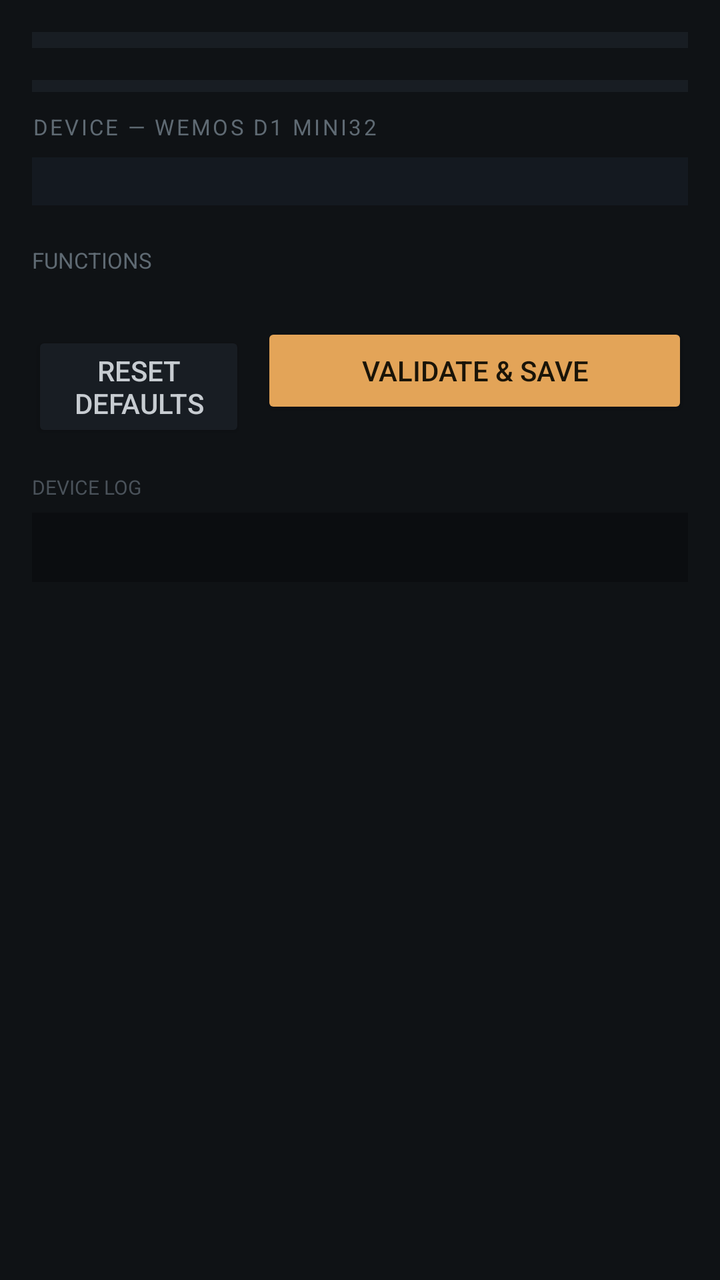
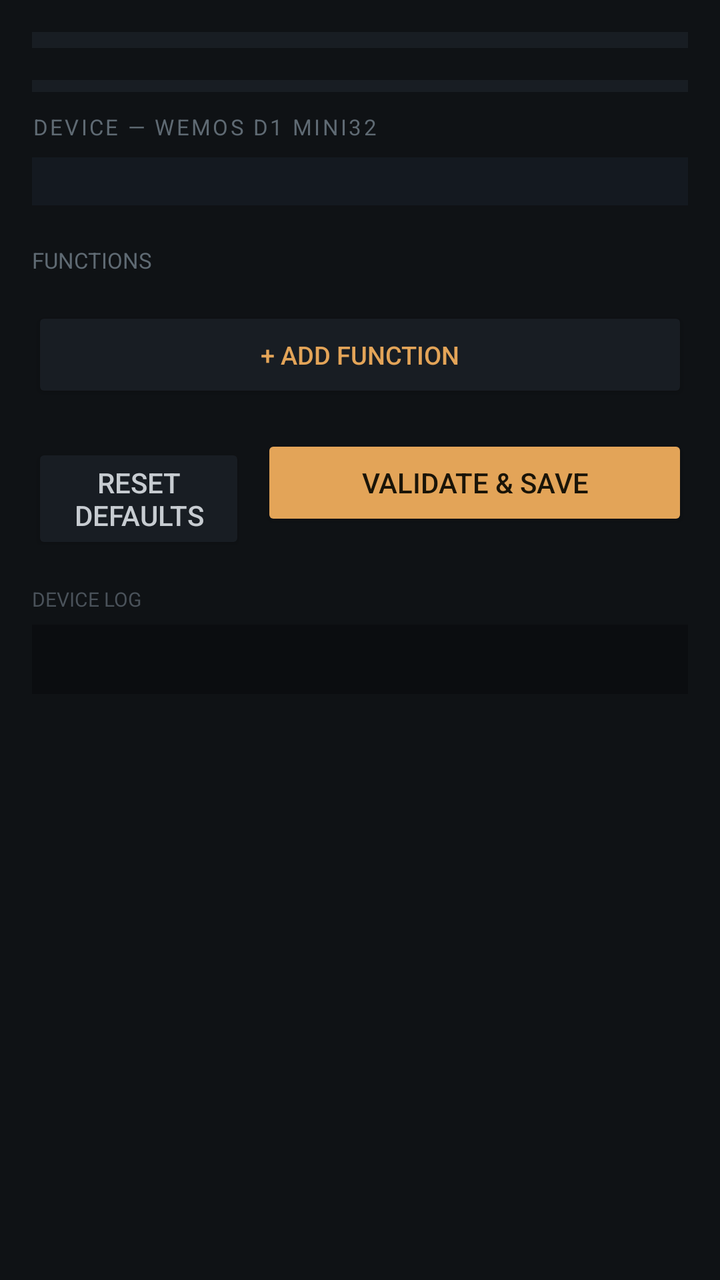

Screens rendered from an Android XML layout before and after an edit, with the pre-edit source and the edit as a unified diff.
<!-- AndroidManifest.xml: application theme Theme.ESPad32Controller -->
<!-- res/layout/activity_pin_mapper.xml -->
<?xml version="1.0" encoding="utf-8"?>
<ScrollView xmlns:android="http://schemas.android.com/apk/res/android"
    xmlns:app="http://schemas.android.com/apk/res-auto"
    android:layout_width="match_parent"
    android:layout_height="match_parent"
    android:background="#0F1215">

    <LinearLayout
        android:layout_width="match_parent"
        android:layout_height="wrap_content"
        android:orientation="vertical"
        android:padding="16dp">

        
        <LinearLayout
            android:id="@+id/profileTabContainer"
            android:layout_width="match_parent"
            android:layout_height="wrap_content"
            android:orientation="horizontal"
            android:background="#181D23"
            android:padding="4dp"
            android:layout_marginBottom="16dp" />

        
        <LinearLayout
            android:id="@+id/boardTabContainer"
            android:layout_width="match_parent"
            android:layout_height="wrap_content"
            android:orientation="horizontal"
            android:background="#181D23"
            android:padding="3dp"
            android:layout_marginBottom="10dp" />

        <TextView
            android:id="@+id/boardSectionLabel"
            android:layout_width="wrap_content"
            android:layout_height="wrap_content"
            android:text="DEVICE — WEMOS D1 MINI32"
            android:textColor="#5F6A73"
            android:textSize="11sp"
            android:letterSpacing="0.1"
            android:layout_marginBottom="8dp" />

        <LinearLayout
            android:id="@+id/boardContainer"
            android:layout_width="match_parent"
            android:layout_height="wrap_content"
            android:orientation="horizontal"
            android:background="#141920"
            android:padding="12dp" />

        
        <TextView
            android:id="@+id/roleSectionLabel"
            android:layout_width="wrap_content"
            android:layout_height="wrap_content"
            android:text="FUNCTIONS"
            android:textColor="#5F6A73"
            android:textSize="11sp"
            android:layout_marginTop="20dp"
            android:layout_marginBottom="8dp" />

        <LinearLayout
            android:id="@+id/roleContainer"
            android:layout_width="match_parent"
            android:layout_height="wrap_content"
            android:orientation="vertical" />

        
        <LinearLayout
            android:layout_width="match_parent"
            android:layout_height="wrap_content"
            android:orientation="horizontal"
            android:layout_marginTop="16dp">

            <Button
                android:id="@+id/resetButton"
                android:layout_width="0dp"
                android:layout_height="wrap_content"
                android:layout_weight="1"
                android:text="Reset defaults"
                android:backgroundTint="#181D23"
                android:textColor="#C7CCD1"
                android:layout_marginEnd="8dp" />

            <Button
                android:id="@+id/saveButton"
                android:layout_width="0dp"
                android:layout_height="wrap_content"
                android:layout_weight="2"
                android:text="Validate &amp; Save"
                android:backgroundTint="#E3A458"
                android:textColor="#1A1408" />
        </LinearLayout>

        
        <TextView
            android:layout_width="wrap_content"
            android:layout_height="wrap_content"
            android:text="DEVICE LOG"
            android:textColor="#4A525A"
            android:textSize="10sp"
            android:layout_marginTop="20dp"
            android:layout_marginBottom="6dp" />

        <TextView
            android:id="@+id/logText"
            android:layout_width="match_parent"
            android:layout_height="wrap_content"
            android:fontFamily="monospace"
            android:textSize="11sp"
            android:textColor="#9AA4AD"
            android:background="#0B0D10"
            android:padding="10dp" />

    </LinearLayout>
</ScrollView>
<!-- resources referenced by this layout -->
<resources>
  <style name="Theme.ESPad32Controller" parent="Theme.AppCompat.NoActionBar">
          <item name="android:windowBackground">#0A0A0A</item>
          <item name="android:statusBarColor">#000000</item>
          <item name="android:navigationBarColor">#000000</item>
          <item name="android:windowFullscreen">false</item>
      </style>
</resources>

<!-- the commit's change to res/layout/activity_pin_mapper.xml (unified diff, before → after) -->
@@ -66,6 +66,16 @@
             android:layout_height="wrap_content"
             android:orientation="vertical" />
 
+        <Button
+            android:id="@+id/addRoleButton"
+            android:layout_width="match_parent"
+            android:layout_height="wrap_content"
+            android:text="+ Add Function"
+            android:textSize="12.5sp"
+            android:backgroundTint="#181D23"
+            android:textColor="#E3A458"
+            android:layout_marginTop="8dp" />
+
         
         <LinearLayout
             android:layout_width="match_parent"
